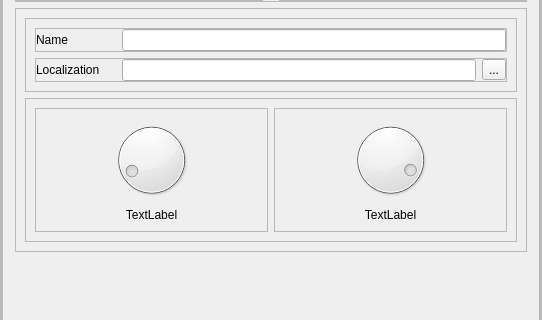
Above: designer/new_project.ui from TheHawz/Quick-Scan before the change; both pictures show x 0 to 542 and y 172 to 492 of the 542 by 696 pixel window. Below: the same form after it.
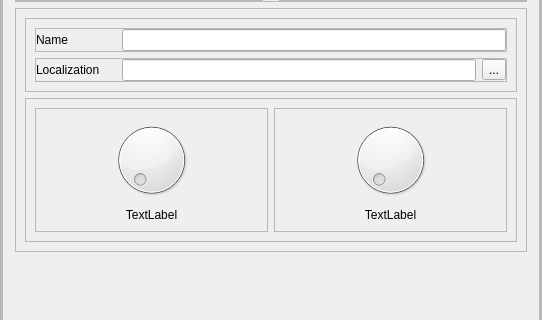
That is the form after the change. Icons and pictures are not drawn.

Diff of the .ui file:
```diff
--- a/designer/new_project.ui
+++ b/designer/new_project.ui
@@ -774,16 +774,16 @@
                          <bool>false</bool>
                         </property>
                         <property name="minimum">
-                         <number>0</number>
+                         <number>30</number>
                         </property>
                         <property name="maximum">
-                         <number>99</number>
+                         <number>100</number>
                         </property>
                         <property name="value">
-                         <number>10</number>
+                         <number>30</number>
                         </property>
                         <property name="sliderPosition">
-                         <number>10</number>
+                         <number>30</number>
                         </property>
                        </widget>
                       </item>
@@ -824,13 +824,13 @@
                          <bool>false</bool>
                         </property>
                         <property name="minimum">
-                         <number>0</number>
+                         <number>30</number>
                         </property>
                         <property name="maximum">
-                         <number>90</number>
+                         <number>100</number>
                         </property>
                         <property name="value">
-                         <number>80</number>
+                         <number>30</number>
                         </property>
                        </widget>
                       </item>
```
